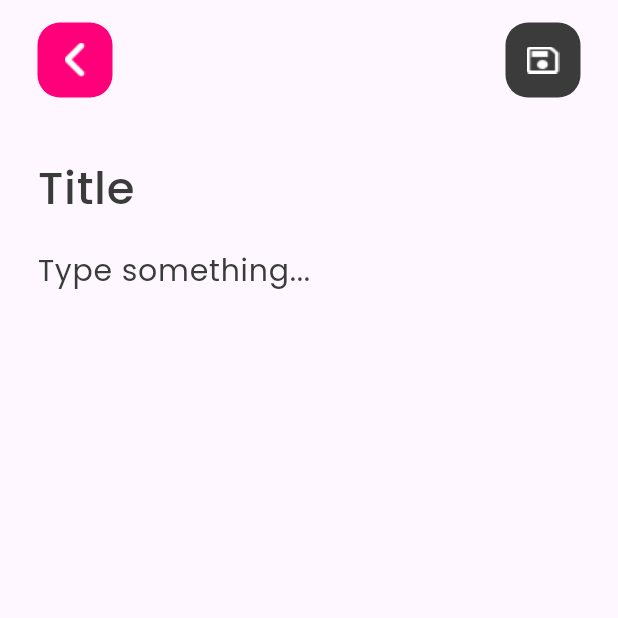
After one commit to gracebir/fl_note_app, a Flutter app: the NoteEditor screen opened directly, on a phone screen of 412 x 824 dp, the top half of it. The commit adds this screen. Run offline on Flutter 3.47's test engine with Material 3 defaults, Android fonts, the light colour scheme and no system bars.

Commit message:
note detail

```diff
--- a/lib/pages/dashboard_page.dart
+++ b/lib/pages/dashboard_page.dart
@@ -1,5 +1,6 @@
 import 'package:fl_note_app/components/app_nav.dart';
 import 'package:fl_note_app/components/note_tile.dart';
+import 'package:fl_note_app/pages/note_editor.dart';
 import 'package:flutter/material.dart';
 
 class DashBoardPage extends StatelessWidget {
@@ -33,7 +34,10 @@ class DashBoardPage extends StatelessWidget {
         ),
       ),
       floatingActionButton: GestureDetector(
-        onTap: () {},
+        onTap: () {
+          Navigator.push(context,
+              MaterialPageRoute(builder: (context) => const NoteEditor()));
+        },
         child: Container(
           width: 70,
           height: 70,
--- /dev/null
+++ b/lib/pages/note_detail.dart
@@ -0,0 +1,10 @@
+import 'package:flutter/material.dart';
+
+class NoteDetail extends StatelessWidget {
+  const NoteDetail({super.key});
+
+  @override
+  Widget build(BuildContext context) {
+    return Scaffold();
+  }
+}
--- /dev/null
+++ b/lib/pages/note_editor.dart
@@ -0,0 +1,79 @@
+import 'package:flutter/material.dart';
+
+class NoteEditor extends StatelessWidget {
+  const NoteEditor({super.key});
+
+  @override
+  Widget build(BuildContext context) {
+    return Scaffold(
+      body: SafeArea(
+          child: Column(
+        crossAxisAlignment: CrossAxisAlignment.start,
+        children: [
+          Padding(
+            padding: const EdgeInsets.symmetric(horizontal: 25, vertical: 15),
+            child: Row(
+              mainAxisAlignment: MainAxisAlignment.spaceBetween,
+              children: [
+                GestureDetector(
+                  onTap: () {
+                    Navigator.pop(context);
+                  },
+                  child: Container(
+                    width: 50,
+                    height: 50,
+                    decoration: BoxDecoration(
+                        color: const Color(0xffFF007A),
+                        borderRadius: BorderRadius.circular(15)),
+                    child: Image.asset("lib/assets/back.png"),
+                  ),
+                ),
+                GestureDetector(
+                  onTap: () {},
+                  child: Container(
+                    alignment: Alignment.center,
+                    width: 50,
+                    height: 50,
+                    decoration: BoxDecoration(
+                        color: const Color(0xff3B3B3B),
+                        borderRadius: BorderRadius.circular(15)),
+                    child: Image.asset("lib/assets/save.png"),
+                  ),
+                ),
+              ],
+            ),
+          ),
+          const SizedBox(
+            height: 15,
+          ),
+          const Padding(
+            padding: EdgeInsets.symmetric(horizontal: 25),
+            child: Column(
+              crossAxisAlignment: CrossAxisAlignment.start,
+              children: [
+                TextField(
+                  decoration: InputDecoration(
+                      border: InputBorder.none,
+                      hintText: "Title",
+                      hintStyle: TextStyle(
+                          fontSize: 30,
+                          fontWeight: FontWeight.w500,
+                          color: Color(0xff3B3B3B))),
+                ),
+                TextField(
+                  decoration: InputDecoration(
+                      border: InputBorder.none,
+                      hintText: "Type something...",
+                      hintStyle: TextStyle(
+                          fontSize: 20,
+                          fontWeight: FontWeight.w300,
+                          color: Color(0xff3B3B3B))),
+                )
+              ],
+            ),
+          )
+        ],
+      )),
+    );
+  }
+}
```
